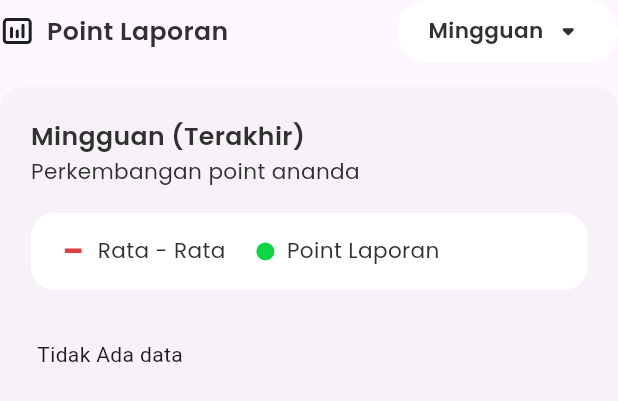
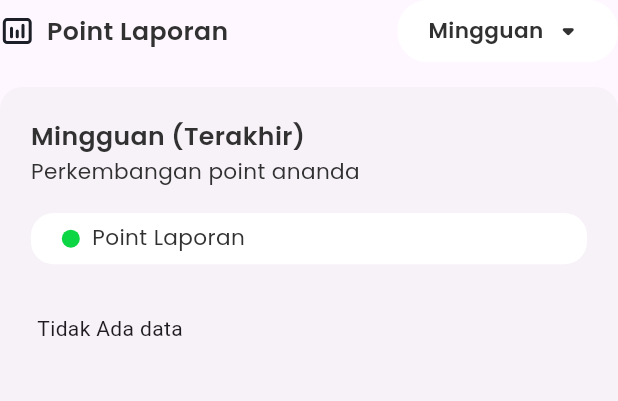
Before and after one commit to RadyaHarbani/Fun-Education-App-Teacher, a Flutter app: the StatisticPageComponentOne widget shown alone on an empty page, opened directly, on a phone screen of 412 x 824 dp. Shown: the top 401 px of the screen. Run offline on Flutter 3.47's test engine with Material 3 defaults, Android fonts, the phone set to English and light mode, and no system bars; drawn by our look-alikes of auto_size_text; our stand-ins replace dio, firebase_core, firebase_messaging, fl_chart, flutter_local_notifications, flutter_svg and 8 more; missing offline and left inert: board_datetime_picker, overlap_stack; accounts and stored records are empty; network calls fail; statements that could not run were skipped.

Commit message:
fix [RH] : finishing for gladi

```diff
--- a/lib/app/pages/detail-list-student-page/items/statistic-page/statistic_page_component_one.dart
+++ b/lib/app/pages/detail-list-student-page/items/statistic-page/statistic_page_component_one.dart
@@ -129,25 +129,25 @@ class StatisticPageComponentOne
                   ),
                   child: Row(
                     children: [
-                      Row(
-                        crossAxisAlignment: CrossAxisAlignment.center,
-                        children: [
-                          AutoSizeText(
-                            group: AutoSizeGroup(),
-                            maxLines: 1,
-                            '-',
-                            style: tsTitleLargeSemibold(dangerColor),
-                          ),
-                          SizedBox(width: width * 0.02),
-                          AutoSizeText(
-                            group: AutoSizeGroup(),
-                            maxLines: 1,
-                            'Rata - Rata',
-                            style: tsBodySmallRegular(blackColor),
-                          ),
-                        ],
-                      ),
-                      SizedBox(width: width * 0.05),
+                      // Row(
+                      //   crossAxisAlignment: CrossAxisAlignment.center,
+                      //   children: [
+                      //     AutoSizeText(
+                      //       group: AutoSizeGroup(),
+                      //       maxLines: 1,
+                      //       '-',
+                      //       style: tsTitleLargeSemibold(dangerColor),
+                      //     ),
+                      //     SizedBox(width: width * 0.02),
+                      //     AutoSizeText(
+                      //       group: AutoSizeGroup(),
+                      //       maxLines: 1,
+                      //       'Rata - Rata',
+                      //       style: tsBodySmallRegular(blackColor),
+                      //     ),
+                      //   ],
+                      // ),
+                      // SizedBox(width: width * 0.05),
                       Row(
                         crossAxisAlignment: CrossAxisAlignment.center,
                         children: [
--- a/lib/app/pages/unverified-student-page/unverified_student_page_view.dart
+++ b/lib/app/pages/unverified-student-page/unverified_student_page_view.dart
@@ -35,7 +35,7 @@ class UnverifiedStudentPageView
           },
         ),
         title: Text(
-          'List Pengajuan',
+          'List Pengajuan Akun',
           style: tsBodyMediumSemibold(blackColor),
         ),
       ),
--- a/lib/common/routes/app_pages.dart
+++ b/lib/common/routes/app_pages.dart
@@ -56,7 +56,7 @@ part 'app_routes.dart';
 class AppPages {
   AppPages._();
 
-  static const INITIAL = Routes.LOGIN_PAGE;
+  static const INITIAL = Routes.SPLASH_SCREEN;
 
   static final routes = [
     GetPage(
--- a/pubspec.yaml
+++ b/pubspec.yaml
@@ -27,7 +27,6 @@ dependencies:
   intl: ^0.19.0
   loading_animation_widget: ^1.2.1
   overlap_stack: ^1.0.1
-  overlay_loading_progress: ^1.0.1
   path_provider: ^2.1.3
   pull_to_refresh: ^2.0.0
   shared_preferences: ^2.2.3
```
Also changed, not shown: lib/app/pages/detail-list-student-page/items/statistic-page/statistic_page_component_two.dart (+19 -19 lines), lib/app/pages/detail-list-student-page/widgets/report-chart-widget/report_line_chart.dart (+12 -12 lines), lib/app/pages/detail-list-student-page/widgets/task-chart-widget/task_line_chart.dart (+12 -12 lines), pubspec.lock.
